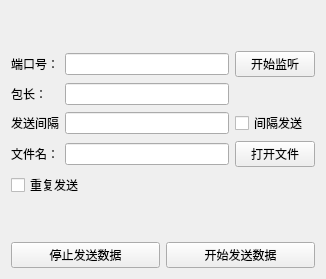
Before: the Qt Designer form mainWindow.ui in jack89730/dataSender, drawn with Qt 5.
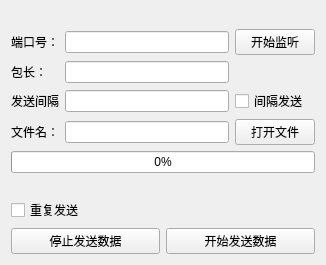
After: the same form once the commit is applied.

Commit message: 添加已发送数据比率的显示

Diff of the .ui file:
```diff
--- a/mainWindow.ui
+++ b/mainWindow.ui
@@ -7,7 +7,7 @@
     <x>0</x>
     <y>0</y>
     <width>326</width>
-    <height>279</height>
+    <height>265</height>
    </rect>
   </property>
   <property name="windowTitle">
@@ -105,6 +105,26 @@
      </item>
     </layout>
    </item>
+   <item>
+    <widget class="QProgressBar" name="progressBar">
+     <property name="value">
+      <number>0</number>
+     </property>
+    </widget>
+   </item>
+   <item>
+    <spacer name="verticalSpacer_2">
+     <property name="orientation">
+      <enum>Qt::Vertical</enum>
+     </property>
+     <property name="sizeHint" stdset="0">
+      <size>
+       <width>20</width>
+       <height>39</height>
+      </size>
+     </property>
+    </spacer>
+   </item>
    <item>
     <layout class="QHBoxLayout" name="horizontalLayout_2">
      <item>
@@ -129,19 +149,6 @@
      </item>
     </layout>
    </item>
-   <item>
-    <spacer name="verticalSpacer_2">
-     <property name="orientation">
-      <enum>Qt::Vertical</enum>
-     </property>
-     <property name="sizeHint" stdset="0">
-      <size>
-       <width>20</width>
-       <height>39</height>
-      </size>
-     </property>
-    </spacer>
-   </item>
    <item>
     <layout class="QHBoxLayout" name="horizontalLayout">
      <item>
```
The commit also changes 1 other file.
